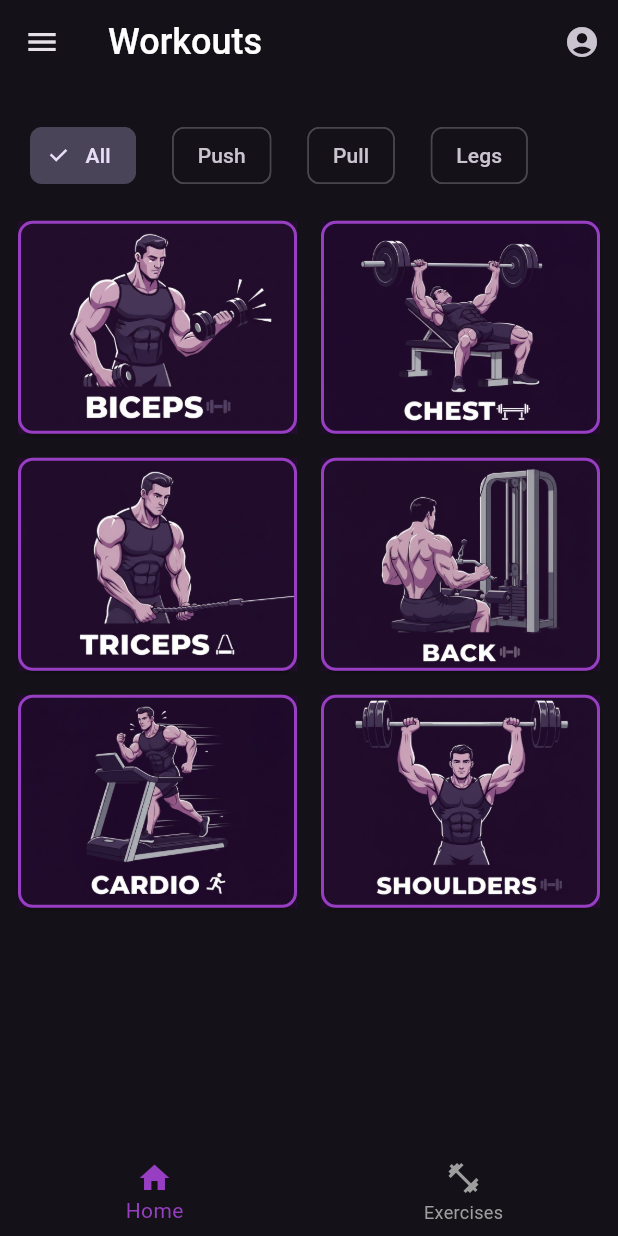
After one commit to TarekMohammedgg/Fit-Fusion, a Flutter app: the HomeViewBody screen opened directly, on a phone screen of 412 x 824 dp. The commit adds this screen. Run offline on Flutter 3.47's test engine with Material 3 defaults, Android fonts, the phone set to English and light mode, and no system bars; our stand-ins replace go_router; Roboto replaces fonts that are missing (Montserrat).

Commit message:
add home screen widget and refactor bottom nav bar

```diff
--- /dev/null
+++ b/lib/features/home/presentation/views/widgets/home_screen.dart
@@ -0,0 +1,32 @@
+import 'package:fit_fusion/features/home/presentation/views/widgets/Customgridscrollview.dart';
+import 'package:fit_fusion/features/home/presentation/views/widgets/category_bar.dart';
+import 'package:flutter/material.dart';
+
+class HomeScreen extends StatefulWidget {
+  HomeScreen({super.key, required this.filters});
+  Set<String> filters = {};
+
+  @override
+  State<HomeScreen> createState() => _HomeScreenState();
+}
+
+class _HomeScreenState extends State<HomeScreen> {
+  @override
+  Widget build(BuildContext context) {
+    return Padding(
+      padding: const EdgeInsets.all(8.0),
+      child: CustomScrollView(
+        slivers: <Widget>[
+          SliverToBoxAdapter(
+            child: CategoryBar(
+              onFilterChanged: (value) {
+                setState(() => widget.filters = value);
+              },
+            ),
+          ),
+          CustomSliverGridView(filters: widget.filters),
+        ],
+      ),
+    );
+  }
+}
--- a/lib/features/home/presentation/views/widgets/homeviewbody.dart
+++ b/lib/features/home/presentation/views/widgets/homeviewbody.dart
@@ -1,5 +1,6 @@
 import 'package:fit_fusion/features/home/presentation/views/widgets/Customgridscrollview.dart';
 import 'package:fit_fusion/features/home/presentation/views/widgets/custombottomnavbar.dart';
+import 'package:fit_fusion/features/home/presentation/views/widgets/home_screen.dart';
 import 'package:flutter/material.dart';
 import 'package:fit_fusion/core/utils/app_styler.dart';
 import 'package:fit_fusion/features/home/presentation/views/widgets/category_bar.dart';
@@ -15,6 +16,7 @@ class HomeViewBody extends StatefulWidget {
 
 class _HomeViewBodyState extends State<HomeViewBody> {
   Set<String> filters = {};
+
   int _selectedIndex = 0;
 
   @override
@@ -27,6 +29,20 @@ class _HomeViewBodyState extends State<HomeViewBody> {
     setState(() {
       _selectedIndex = index;
     });
+  }
+
+  List<Widget> get _screens {
+    var list = [
+      HomeScreen(filters: filters),
+
+      const Center(
+        child: Text(
+          'Exercises Page',
+          style: TextStyle(fontSize: 24, fontWeight: FontWeight.bold),
+        ),
+      ),
+    ];
+    return list;
   }
 
   @override
@@ -50,21 +66,9 @@ class _HomeViewBodyState extends State<HomeViewBody> {
           ),
         ],
       ),
-      body: Padding(
-        padding: const EdgeInsets.all(8.0),
-        child: CustomScrollView(
-          slivers: <Widget>[
-            SliverToBoxAdapter(
-              child: CategoryBar(
-                onFilterChanged: (value) {
-                  setState(() => filters = value);
-                },
-              ),
-            ),
-            CustomSliverGridView(filters: filters),
-          ],
-        ),
-      ),
+
+      body: _screens[_selectedIndex],
+
       bottomNavigationBar: CustomBottomNavBar(
         selectedIndex: _selectedIndex,
         onTap: _onNavItemTapped,
```
